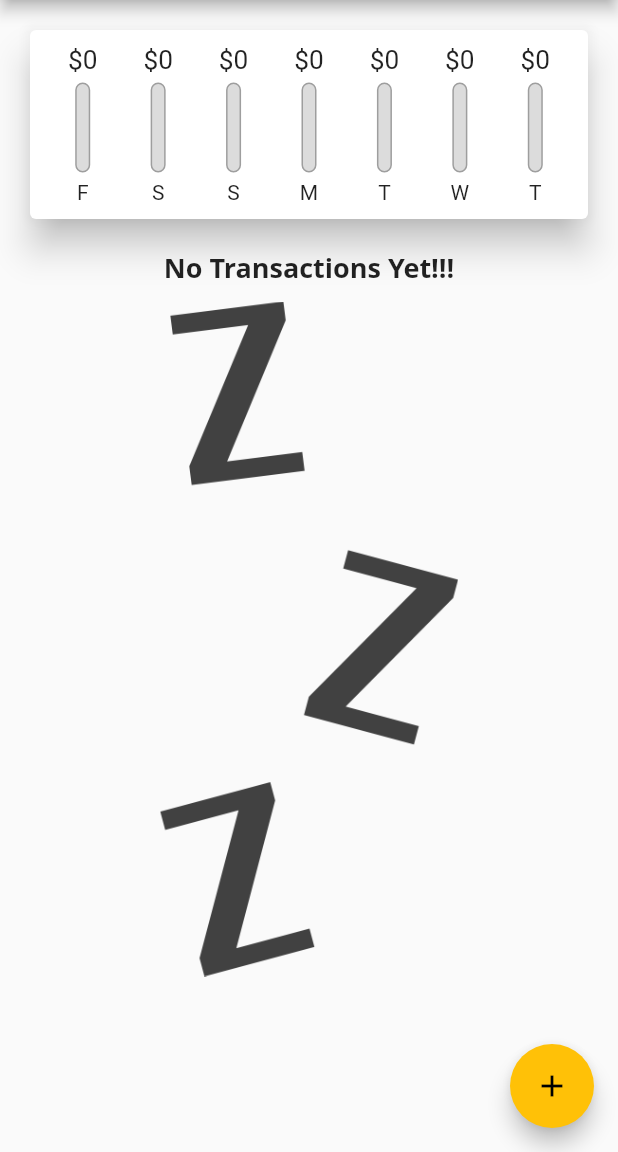
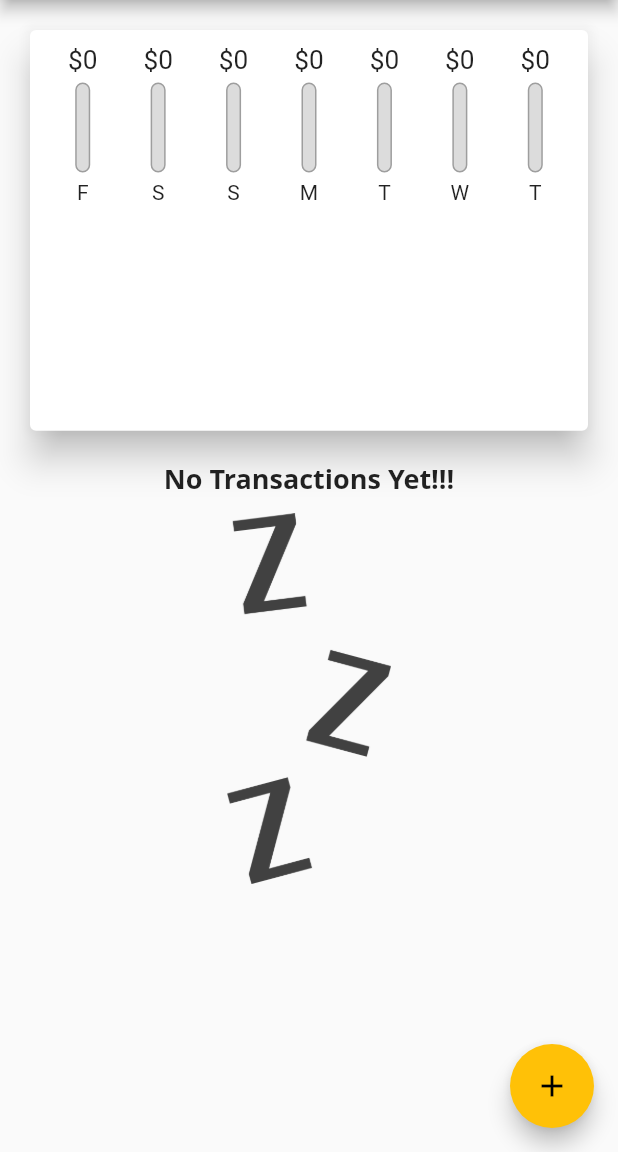
Before and after one commit to sahilali13/flutter, a Flutter app: the screen it shows after launch, on a phone screen of 412 x 824 dp, the part 84-1236 px from its top. Run offline on Flutter 3.47's test engine with Material 2 defaults, Android fonts, the phone set to English and light mode, and no system bars.

Commit message:
commit #120

```diff
--- a/expense_tracker/lib/widgets/homePage.dart
+++ b/expense_tracker/lib/widgets/homePage.dart
@@ -57,14 +57,7 @@
 
   @override
   Widget build(BuildContext context) {
-    return Scaffold(
-      floatingActionButton: FloatingActionButton(
-        onPressed: () => _startAddNewTransaction(context),
-        child: Icon(
-          Icons.add,
-        ),
-      ),
-      appBar: AppBar(
+    final appBar = AppBar(
       title: Text(
         'Expense Tracker',
       ),
@@ -77,14 +70,34 @@
           ),
         )
       ],
+    );
+    return Scaffold(
+      floatingActionButton: FloatingActionButton(
+        onPressed: () => _startAddNewTransaction(context),
+        child: Icon(
+          Icons.add,
         ),
+      ),
+      appBar: appBar,
       body: SingleChildScrollView(
         child: Column(
           children: <Widget>[
-            Chart(_recentTransactions),
-            TransactionList(
+            Container(
+              height: (MediaQuery.of(context).size.height -
+                      appBar.preferredSize.height -
+                      MediaQuery.of(context).padding.top) *
+                  0.4,
+              child: Chart(_recentTransactions),
+            ),
+            Container(
+              height: (MediaQuery.of(context).size.height -
+                      appBar.preferredSize.height -
+                      MediaQuery.of(context).padding.top) *
+                  0.6,
+              child: TransactionList(
                 _userTransactions,
                 _deleteTransactions,
+              ),
             ),
           ],
         ),
--- a/expense_tracker/lib/widgets/transactionList.dart
+++ b/expense_tracker/lib/widgets/transactionList.dart
@@ -12,7 +12,6 @@
   Widget build(BuildContext context) {
     return Container(
       alignment: Alignment.center,
-      height: 500,
       child: _userTransactions.isEmpty
           ? Column(
               children: <Widget>[
@@ -24,7 +23,7 @@
                   height: 10,
                 ),
                 Container(
-                  height: 450,
+                  height: MediaQuery.of(context).size.height * 0.3,
                   child: Image.asset(
                     'assets/images/waiting.png',
                     fit: BoxFit.cover,
```
Lines whose indentation alone changed are shown as unchanged.
